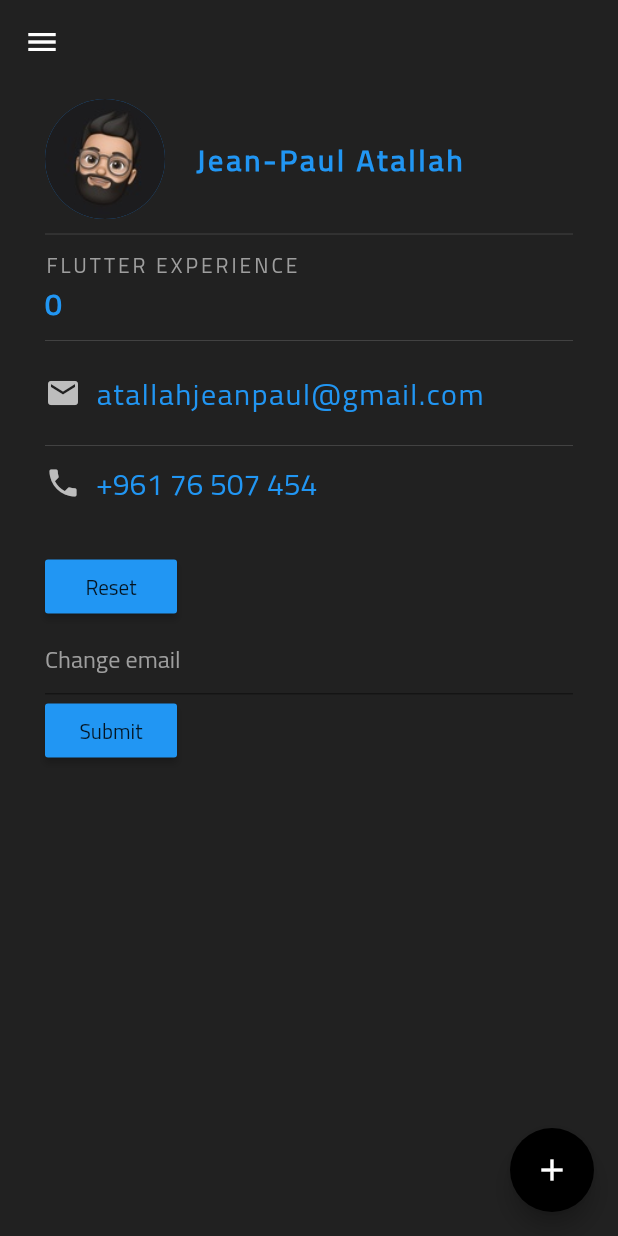
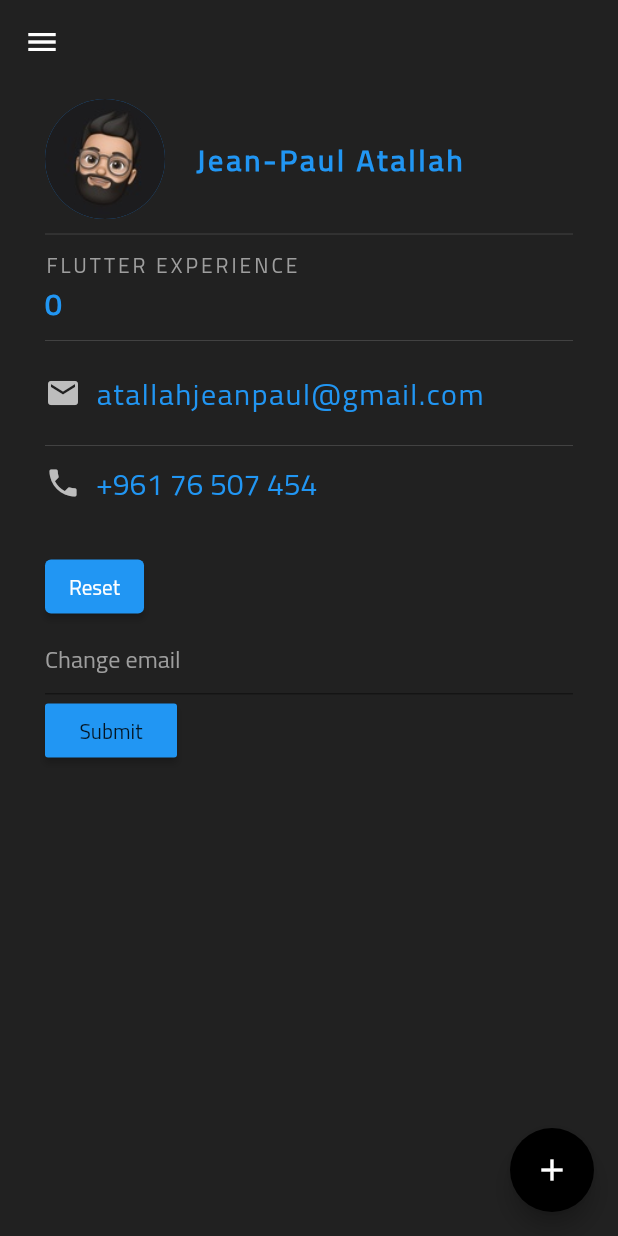
Before and after one commit to jeanpaulatallah/flutter, a Flutter app: the screen it shows after launch, on a phone screen of 412 x 824 dp. Run offline on Flutter 3.47's test engine with Material 2 defaults, Android fonts, the phone set to English and light mode, and no system bars.

Commit message:
Update main.dart

```diff
--- a/lib/main.dart
+++ b/lib/main.dart
@@ -211,8 +211,7 @@ class _HomeState extends State<Home> {
               ],
             ),
             SizedBox(height: 30,),
-            RaisedButton(
-                color: Colors.blue,
+            ElevatedButton(
                 onPressed: () {
                   setState(() {
                     flutterLevel = 0;
```
